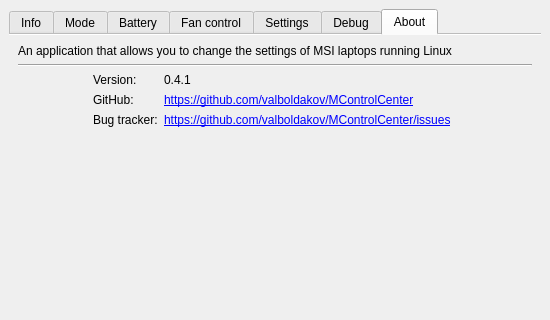
First picture: the form in src/mainwindow.ui, repository dmitry-s93/MControlCenter, before the edit; both pictures show x 0 to 550 and y 0 to 320 of the 550 by 550 pixel window.
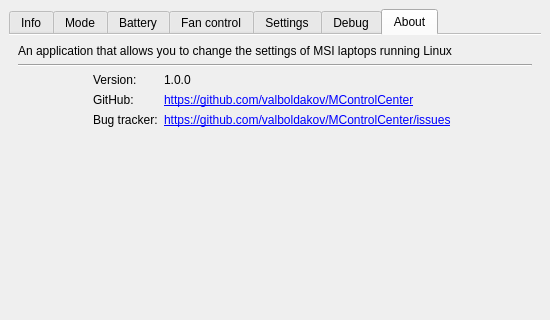
Second picture: the form after the edit. The open tabs and pages were chosen to show the change.

Commit message: Update version string in app

Patch:
```diff
--- a/src/mainwindow.ui
+++ b/src/mainwindow.ui
@@ -1603,7 +1603,7 @@
           <item row="0" column="1">
            <widget class="QLabel" name="versionValueLabel">
             <property name="text">
-             <string notr="true">0.4.1</string>
+             <string notr="true">1.0.0</string>
             </property>
            </widget>
           </item>
```
